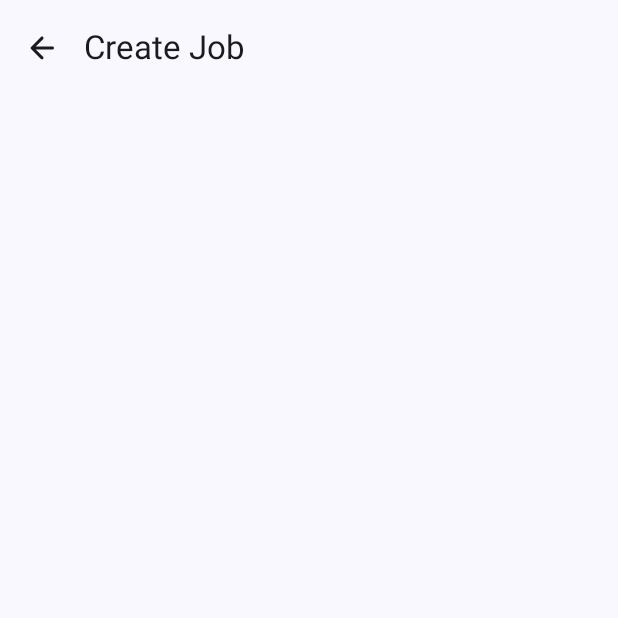
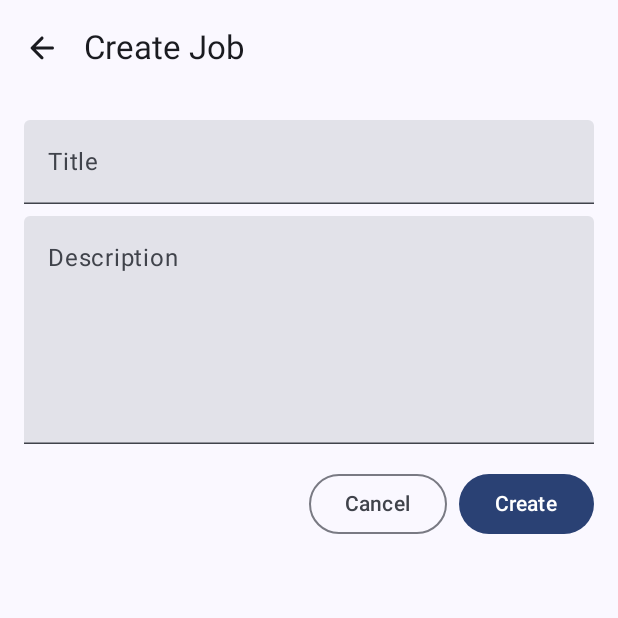
Before and after one commit to unitip/mobile-native, an Android app built with Jetpack Compose: the CreateJobScreen screen opened through its navigation route, on a phone screen of 412 x 824 dp, the top half of it. Run offline under Robolectric (Android 15) with nearby library versions, the phone set to English and light mode, and no system bars.

Commit message:
feat: create job screen

```diff
--- a/app/src/main/java/com/unitip/mobile/MainActivity.kt
+++ b/app/src/main/java/com/unitip/mobile/MainActivity.kt
@@ -4,6 +4,7 @@ import android.os.Bundle
 import androidx.activity.ComponentActivity
 import androidx.activity.compose.setContent
 import androidx.activity.enableEdgeToEdge
+import androidx.compose.material3.Surface
 import androidx.navigation.compose.rememberNavController
 import com.unitip.mobile.navigation.RootNavigationGraph
 import com.unitip.mobile.ui.theme.UnitipTheme
@@ -14,9 +15,10 @@ class MainActivity : ComponentActivity() {
         enableEdgeToEdge()
         setContent {
             UnitipTheme {
-                val navController = rememberNavController()
-
-                RootNavigationGraph(navController = navController)
+                Surface {
+                    val navController = rememberNavController()
+                    RootNavigationGraph(navController = navController)
+                }
             }
         }
     }
--- a/app/src/main/java/com/unitip/mobile/features/home/presentation/Screen.kt
+++ b/app/src/main/java/com/unitip/mobile/features/home/presentation/Screen.kt
@@ -33,7 +33,9 @@ private data class NavigationItem<T : Any>(
 
 @SuppressLint("UnusedMaterial3ScaffoldPaddingParameter")
 @Composable
-fun HomeScreen() {
+fun HomeScreen(
+    onNavigate: (route: Any) -> Unit = {},
+) {
     val navigationItems = listOf(
         NavigationItem(
             "Dashboard", Icons.TwoTone.Home,
@@ -89,6 +91,7 @@ fun HomeScreen() {
     ) {
         HomeNavigationGraph(
             navController = homeNavController,
+            onNavigate = onNavigate,
         )
     }
 }
--- a/app/src/main/java/com/unitip/mobile/features/job/presentation/CreateScreen.kt
+++ b/app/src/main/java/com/unitip/mobile/features/job/presentation/CreateScreen.kt
@@ -1,23 +1,39 @@
 package com.unitip.mobile.features.job.presentation
 
+import androidx.compose.foundation.layout.Arrangement
 import androidx.compose.foundation.layout.Column
+import androidx.compose.foundation.layout.Row
+import androidx.compose.foundation.layout.Spacer
+import androidx.compose.foundation.layout.fillMaxWidth
 import androidx.compose.foundation.layout.padding
+import androidx.compose.foundation.layout.width
 import androidx.compose.material.icons.Icons
 import androidx.compose.material.icons.automirrored.rounded.ArrowBack
+import androidx.compose.material3.Button
 import androidx.compose.material3.ExperimentalMaterial3Api
 import androidx.compose.material3.Icon
 import androidx.compose.material3.IconButton
+import androidx.compose.material3.OutlinedButton
 import androidx.compose.material3.Scaffold
 import androidx.compose.material3.Text
+import androidx.compose.material3.TextField
 import androidx.compose.material3.TopAppBar
 import androidx.compose.runtime.Composable
+import androidx.compose.runtime.getValue
+import androidx.compose.runtime.mutableStateOf
+import androidx.compose.runtime.remember
+import androidx.compose.runtime.setValue
 import androidx.compose.ui.Modifier
+import androidx.compose.ui.unit.dp
 
 @OptIn(ExperimentalMaterial3Api::class)
 @Composable
 fun CreateJobScreen(
+    onNavigateBack: () -> Unit,
+) {
+    var title by remember { mutableStateOf("") }
+    var description by remember { mutableStateOf("") }
 
-) {
     Scaffold(
         topBar = {
             TopAppBar(
@@ -25,7 +41,7 @@ fun CreateJobScreen(
                     Text("Create Job")
                 },
                 navigationIcon = {
-                    IconButton(onClick = {}) {
+                    IconButton(onClick = onNavigateBack) {
                         Icon(
                             Icons.AutoMirrored.Rounded.ArrowBack,
                             contentDescription = null
@@ -35,8 +51,43 @@ fun CreateJobScreen(
             )
         }
     ) {
-        Column(modifier = Modifier.padding(it)) {
+        Column(
+            modifier = Modifier.padding(it)
+        ) {
+            TextField(
+                value = title,
+                onValueChange = { title = it },
+                modifier = Modifier
+                    .fillMaxWidth()
+                    .padding(start = 16.dp, end = 16.dp, top = 16.dp),
+                placeholder = { Text("Title") }
+            )
+            TextField(
+                value = description,
+                onValueChange = { description = it },
+                modifier = Modifier
+                    .fillMaxWidth()
+                    .padding(start = 16.dp, end = 16.dp, top = 8.dp),
+                placeholder = { Text("Description") },
+                minLines = 5,
+            )
 
+            Row(
+                modifier = Modifier
+                    .padding(start = 16.dp, end = 16.dp, top = 16.dp)
+                    .fillMaxWidth(),
+                horizontalArrangement = Arrangement.End
+            ) {
+                OutlinedButton(onClick = onNavigateBack) {
+                    Text("Cancel")
+                }
+                Spacer(modifier = Modifier.width(8.dp))
+                Button(
+                    onClick = {},
+                ) {
+                    Text("Create")
+                }
+            }
         }
     }
 }
--- a/app/src/main/java/com/unitip/mobile/features/job/presentation/Screen.kt
+++ b/app/src/main/java/com/unitip/mobile/features/job/presentation/Screen.kt
@@ -13,10 +13,13 @@ import androidx.compose.material3.TopAppBar
 import androidx.compose.runtime.Composable
 import androidx.compose.ui.Modifier
 import androidx.compose.ui.unit.dp
+import com.unitip.mobile.navigation.Routes
 
 @OptIn(ExperimentalMaterial3Api::class)
 @Composable
-fun JobsScreen() {
+fun JobsScreen(
+    onNavigate: (route: Any) -> Unit = {},
+) {
     Scaffold(
         topBar = {
             TopAppBar(
@@ -27,7 +30,7 @@ fun JobsScreen() {
         },
         floatingActionButton = {
             FloatingActionButton(
-                onClick = {},
+                onClick = { onNavigate(Routes.CreateJob) },
                 modifier = Modifier.padding(bottom = 80.dp)
             ) {
                 Icon(Icons.TwoTone.Add, contentDescription = null)
--- a/app/src/main/java/com/unitip/mobile/navigation/HomeNavigationGraph.kt
+++ b/app/src/main/java/com/unitip/mobile/navigation/HomeNavigationGraph.kt
@@ -13,13 +13,18 @@ import com.unitip.mobile.features.setting.presentation.ProfileScreen
 @Composable
 fun HomeNavigationGraph(
     navController: NavHostController,
+    onNavigate: (route: Any) -> Unit = {},
 ) {
     NavHost(
         navController = navController,
         startDestination = Routes.Home.Jobs,
     ) {
         composable<Routes.Home.Dashboard> { DashboardScreen() }
-        composable<Routes.Home.Jobs> { JobsScreen() }
+        composable<Routes.Home.Jobs> {
+            JobsScreen(
+                onNavigate = onNavigate,
+            )
+        }
         composable<Routes.Home.Offers> { OffersScreen() }
         composable<Routes.Home.Chats> { ChatsScreen() }
         composable<Routes.Home.Profile> { ProfileScreen() }
--- a/app/src/main/java/com/unitip/mobile/navigation/RootNavigationGraph.kt
+++ b/app/src/main/java/com/unitip/mobile/navigation/RootNavigationGraph.kt
@@ -12,10 +12,18 @@ import com.unitip.mobile.features.job.presentation.CreateJobScreen
 fun RootNavigationGraph(navController: NavHostController) {
     NavHost(
         navController = navController,
-        startDestination = Routes.CreateJob,
+        startDestination = Routes.Home,
     ) {
         composable<Routes.Auth> { AuthScreen() }
-        composable<Routes.Home> { HomeScreen() }
-        composable<Routes.CreateJob> { CreateJobScreen() }
+        composable<Routes.Home> {
+            HomeScreen(
+                onNavigate = { navController.navigate(it) }
+            )
+        }
+        composable<Routes.CreateJob> {
+            CreateJobScreen(
+                onNavigateBack = { navController.popBackStack() }
+            )
+        }
     }
 }
```
